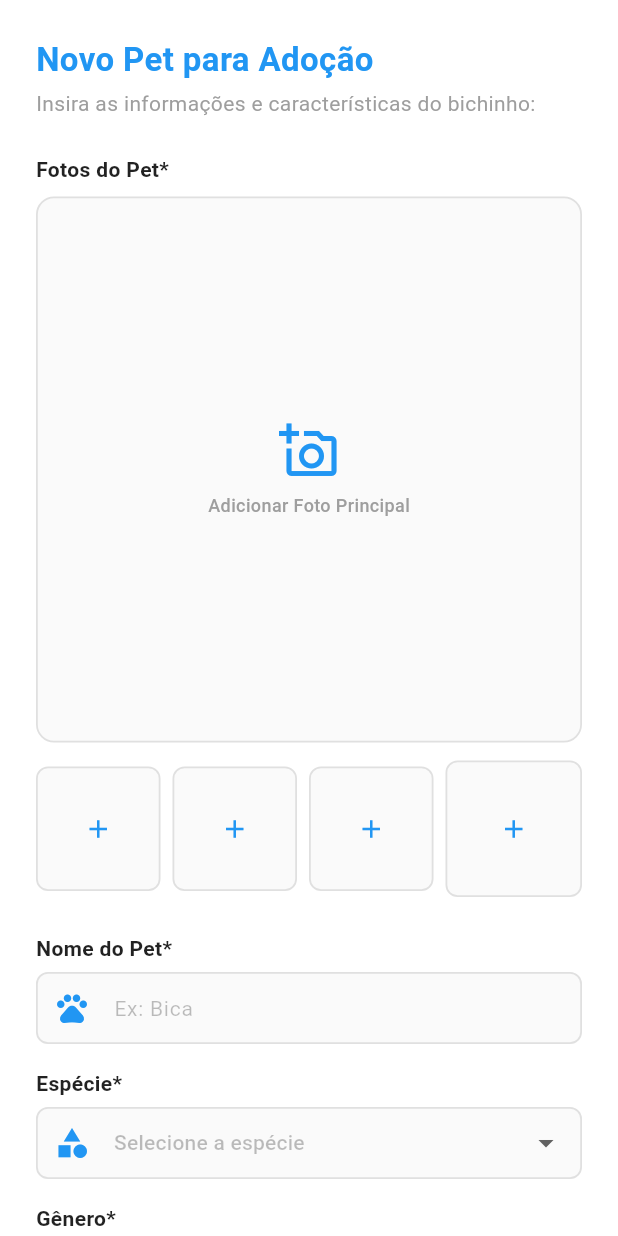
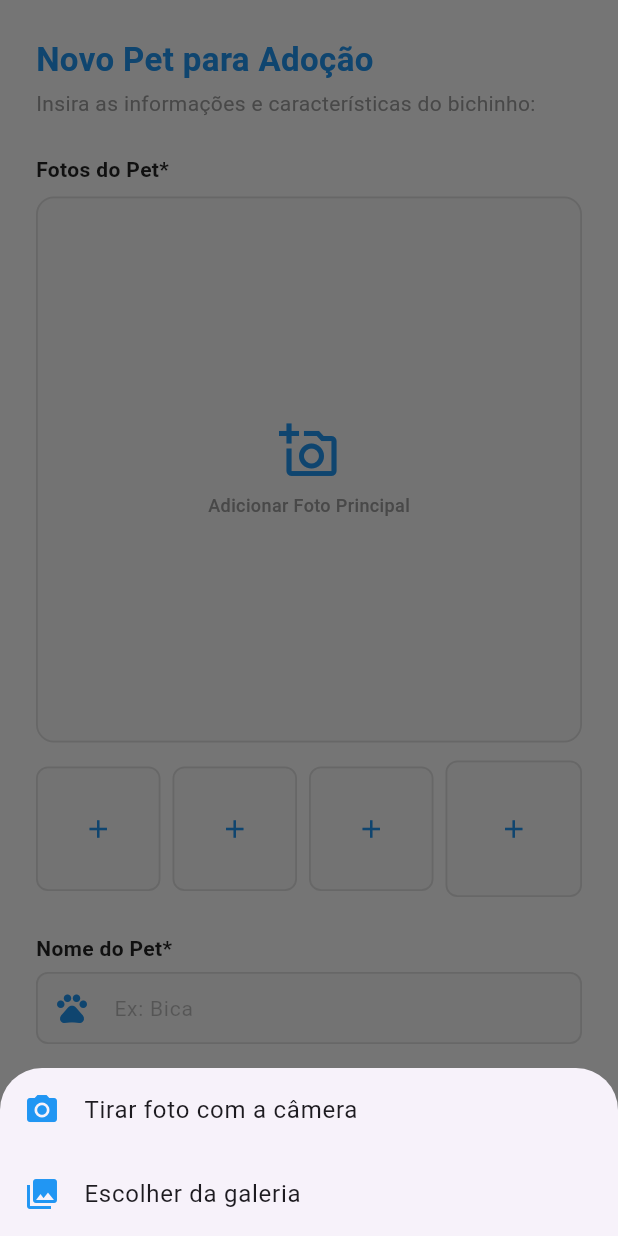
Before and after one commit to Adota-facil/adota, a Flutter app: the CadastroPetView screen opened directly, after a tap on "Adicionar Foto Principal", on a phone screen of 412 x 824 dp. Run offline on Flutter 3.47's test engine with Material 3 defaults, Android fonts, the light colour scheme and no system bars; our stand-ins replace carousel_slider, cloud_firestore, firebase_analytics, firebase_core, firebase_storage, flutter_svg and 1 more; missing offline and left inert: crop_your_image; accounts and stored records are empty.

Commit message:
apenas codigo da camera.

```diff
--- a/lib/view/pages/cadastro_pet_view.dart
+++ b/lib/view/pages/cadastro_pet_view.dart
@@ -57,9 +57,38 @@ class _CadastroPetViewState extends State<CadastroPetView> {
       return;
     }
 
+    // Exibe o menu para o usuário escolher entre Câmera ou Galeria
+    final ImageSource? origem = await showModalBottomSheet<ImageSource>(
+      context: context,
+      builder: (context) => SafeArea(
+        child: Wrap(
+          children: [
+            ListTile(
+              leading: const Icon(
+                Icons.camera_alt,
+                color: AppTheme.corPrimaria,
+              ),
+              title: const Text('Tirar foto com a câmera'),
+              onTap: () => Navigator.of(context).pop(ImageSource.camera),
+            ),
+            ListTile(
+              leading: const Icon(
+                Icons.photo_library,
+                color: AppTheme.corPrimaria,
+              ),
+              title: const Text('Escolher da galeria'),
+              onTap: () => Navigator.of(context).pop(ImageSource.gallery),
+            ),
+          ],
+        ),
+      ),
+    );
+
+    if (origem == null) return;
+
     try {
       final XFile? imagemOrigem = await _picker.pickImage(
-        source: ImageSource.gallery,
+        source: origem,
         maxWidth: 600,
         maxHeight: 600,
         imageQuality: 60,
@@ -71,6 +100,7 @@ class _CadastroPetViewState extends State<CadastroPetView> {
 
       if (!mounted) return;
 
+      // Chama a SUA tela/widget de ajuste de imagem existente
       final Uint8List? imagemCortadaBytes = await Navigator.of(context).push(
         MaterialPageRoute(builder: (context) => AjusteFoto(imageBytes: bytes)),
       );
@@ -88,7 +118,7 @@ class _CadastroPetViewState extends State<CadastroPetView> {
         });
       }
     } catch (e) {
-      _mostrarErro('Erro ao selecionar imagem: $e');
+      _mostrarErro('Erro ao capturar imagem: $e');
     }
   }
 
--- a/lib/view/widgets/pet_card_widget.dart
+++ b/lib/view/widgets/pet_card_widget.dart
@@ -91,7 +91,7 @@ class PetCardWidget extends StatelessWidget {
                 const SizedBox(height: 2),
                 Text(
                   pet.informacoesFormatadas,
-                  style: TextStyle(fontSize: 11, color: Colors.grey.shade600),
+                  style: TextStyle(fontSize: 13, color: Colors.grey.shade600),
                   maxLines: 1,
                   overflow: TextOverflow.ellipsis,
                 ),
```
Also changed, not shown: 1 other file.
